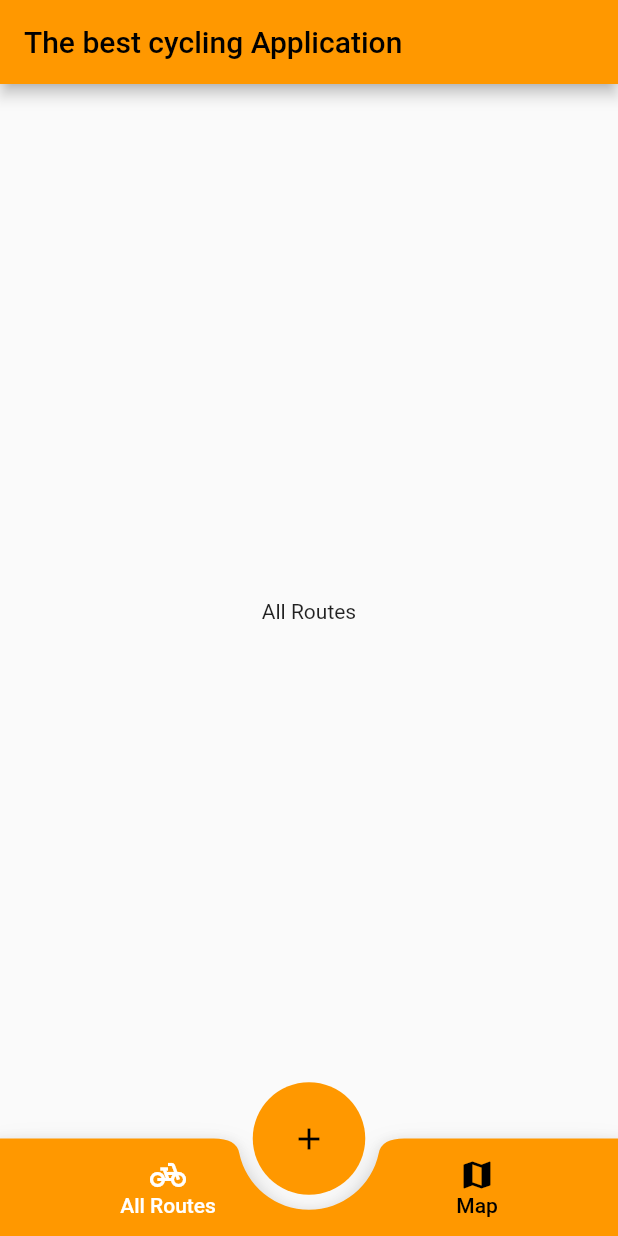
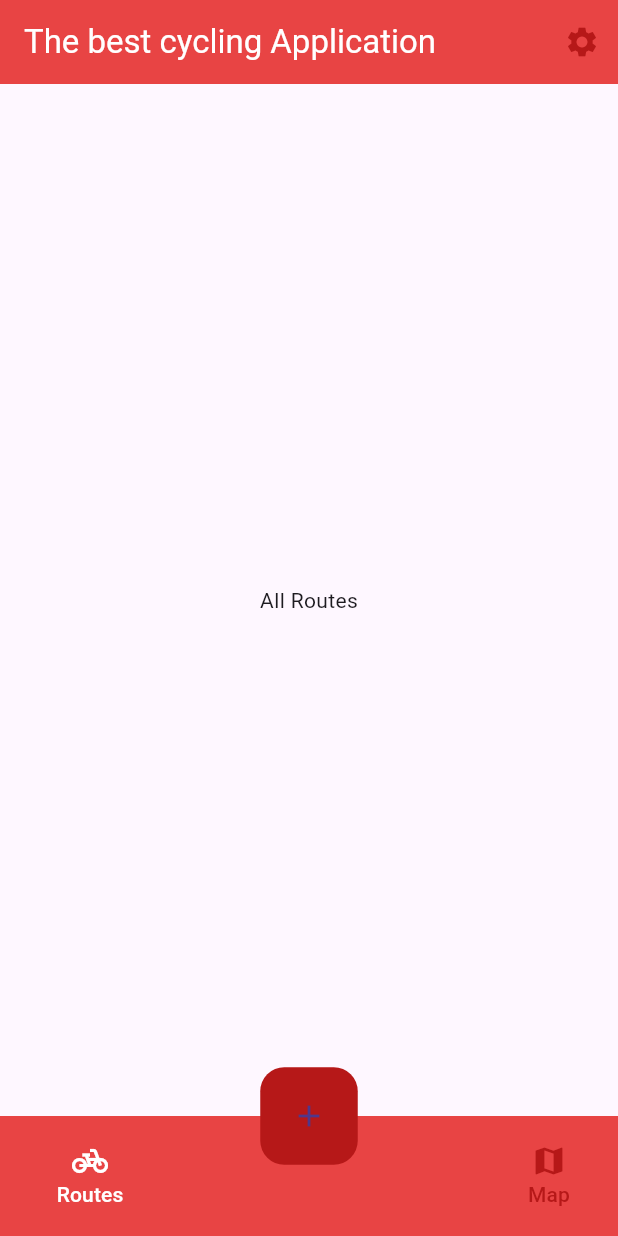
Before and after one commit to PhiloMeister/cyclingproject, a Flutter app: the screen it shows after launch, on a phone screen of 412 x 824 dp. Run offline on Flutter 3.47's test engine with Material 2 defaults, Android fonts, the phone set to English and light mode, and no system bars; our stand-ins replace flutter_map, latlong2.

Commit message:
change colors

```diff
--- a/lib/main.dart
+++ b/lib/main.dart
@@ -15,7 +15,7 @@ class MyApp extends StatelessWidget {
   Widget build(BuildContext context) {
     return MaterialApp(
       debugShowCheckedModeBanner: false,
-      theme: ThemeData(primarySwatch: Colors.orange),
+      theme: ThemeData(useMaterial3: true),
       home: const RootPage(),
     );
   }
@@ -39,23 +39,29 @@ class _RootPageState extends State<RootPage> {
   Widget build(BuildContext context) {
     return Scaffold(
       appBar: AppBar(
-        title: const Text("The best cycling Application"),
+        backgroundColor: const Color(0XFFE84444),
+        title: const Text(
+          "The best cycling Application",
+          style: TextStyle(color: Colors.white),
+        ),
+        actions: [
+          IconButton(
+              onPressed: () {},
+              icon: const Icon(Icons.settings, color: Color(0XFFB61818)))
+        ],
       ),
       body: PageStorage(
         bucket: bucket,
         child: currentScreen,
       ),
       bottomNavigationBar: BottomAppBar(
-          color: Colors.orange,
-          shape: const CircularNotchedRectangle(),
-          notchMargin: 10,
+          color: const Color(0XFFE84444),
           child: SizedBox(
             height: 65,
             child: Row(
-              mainAxisAlignment: MainAxisAlignment.spaceAround,
+              mainAxisAlignment: MainAxisAlignment.spaceBetween,
               children: <Widget>[
                 MaterialButton(
-                  minWidth: 40.0,
                   onPressed: () {
                     setState(() {
                       currentScreen = const Routes();
@@ -66,38 +72,17 @@ class _RootPageState extends State<RootPage> {
                     mainAxisAlignment: MainAxisAlignment.center,
                     children: [
                       Icon(Icons.pedal_bike,
-                          color:
-                              currentPage == 0 ? Colors.white : Colors.black),
-                      Text('All Routes',
+                          color: currentPage == 0
+                              ? Colors.white
+                              : const Color(0XFFB61818)),
+                      Text('Routes',
                           style: TextStyle(
                               color: currentPage == 0
                                   ? Colors.white
-                                  : Colors.black))
+                                  : const Color(0XFFB61818)))
                     ],
                   ),
                 ),
-                // MaterialButton(
-                //   minWidth: 40.0,
-                //   onPressed: () {
-                //     setState(() {
-                //       currentScreen = const Profile();
-                //       currentPage = 1;
-                //     });
-                //   },
-                //   child: Column(
-                //     mainAxisAlignment: MainAxisAlignment.center,
-                //     children: [
-                //       Icon(Icons.pedal_bike,
-                //           color:
-                //               currentPage == 1 ? Colors.white : Colors.black),
-                //       Text('Profile',
-                //           style: TextStyle(
-                //               color: currentPage == 1
-                //                   ? Colors.white
-                //                   : Colors.black))
-                //     ],
-                //   ),
-                // ),
                 MaterialButton(
                   minWidth: 40.0,
                   onPressed: () {
@@ -110,13 +95,14 @@ class _RootPageState extends State<RootPage> {
                     mainAxisAlignment: MainAxisAlignment.center,
                     children: [
                       Icon(Icons.map,
-                          color:
-                              currentPage == 1 ? Colors.white : Colors.black),
+                          color: currentPage == 1
+                              ? Colors.white
+                              : const Color(0XFFB61818)),
                       Text('Map',
                           style: TextStyle(
                               color: currentPage == 1
                                   ? Colors.white
-                                  : Colors.black))
+                                  : const Color(0XFFB61818)))
                     ],
                   ),
                 ),
@@ -124,8 +110,8 @@ class _RootPageState extends State<RootPage> {
             ),
           )),
       floatingActionButton: SizedBox(
-        height: 75.0,
-        width: 75.0,
+        height: 65.0,
+        width: 65.0,
         child: FloatingActionButton(
           onPressed: () {
             setState(() {
@@ -133,7 +119,7 @@ class _RootPageState extends State<RootPage> {
               currentPage = 2;
             });
           },
-          backgroundColor: Colors.orange,
+          backgroundColor: const Color(0XFFB61818),
           tooltip: 'Add',
           elevation: 0,
           child: const Icon(Icons.add),
--- a/pubspec.yaml
+++ b/pubspec.yaml
@@ -3,7 +3,7 @@ description: A new Flutter project.
 
 # The following line prevents the package from being accidentally published to
 # pub.dev using `flutter pub publish`. This is preferred for private packages.
-publish_to: 'none' # Remove this line if you wish to publish to pub.dev
+publish_to: "none" # Remove this line if you wish to publish to pub.dev
 
 # The following defines the version and build number for your application.
 # A version number is three numbers separated by dots, like 1.2.43
@@ -31,12 +31,12 @@ dependencies:
   flutter:
     sdk: flutter
 
-
   # The following adds the Cupertino Icons font to your application.
   # Use with the CupertinoIcons class for iOS style icons.
   cupertino_icons: ^1.0.2
   latlong2: ^0.8.1
   flutter_map: ^3.0.0
+  dynamic_color: ^1.3.0
 
 dev_dependencies:
   flutter_test:
@@ -54,7 +54,6 @@ dev_dependencies:
 
 # The following section is specific to Flutter packages.
 flutter:
-
   # The following line ensures that the Material Icons font is
   # included with your application, so that you can use the icons in
   # the material Icons class.
```
Also changed, not shown: pubspec.lock.
